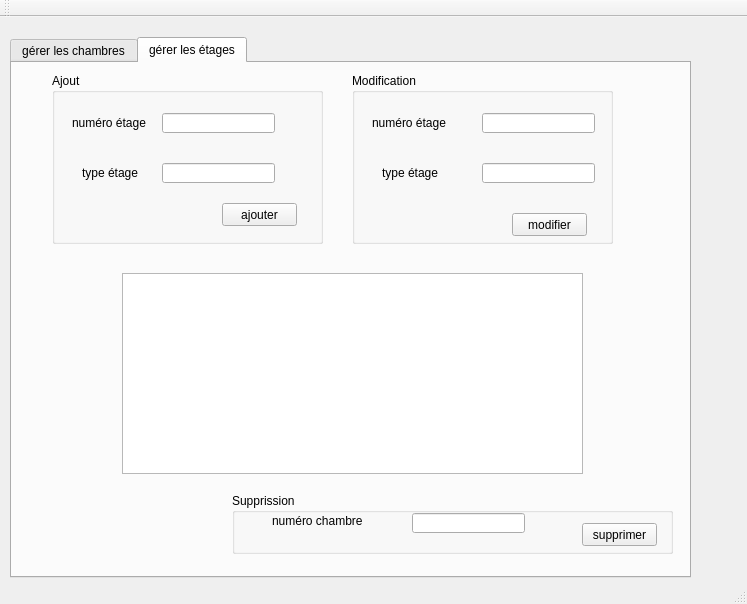
Old version of the form mainwindow.ui in the repository naouelboughattas/Smart_parental_Monitoring_2A17.
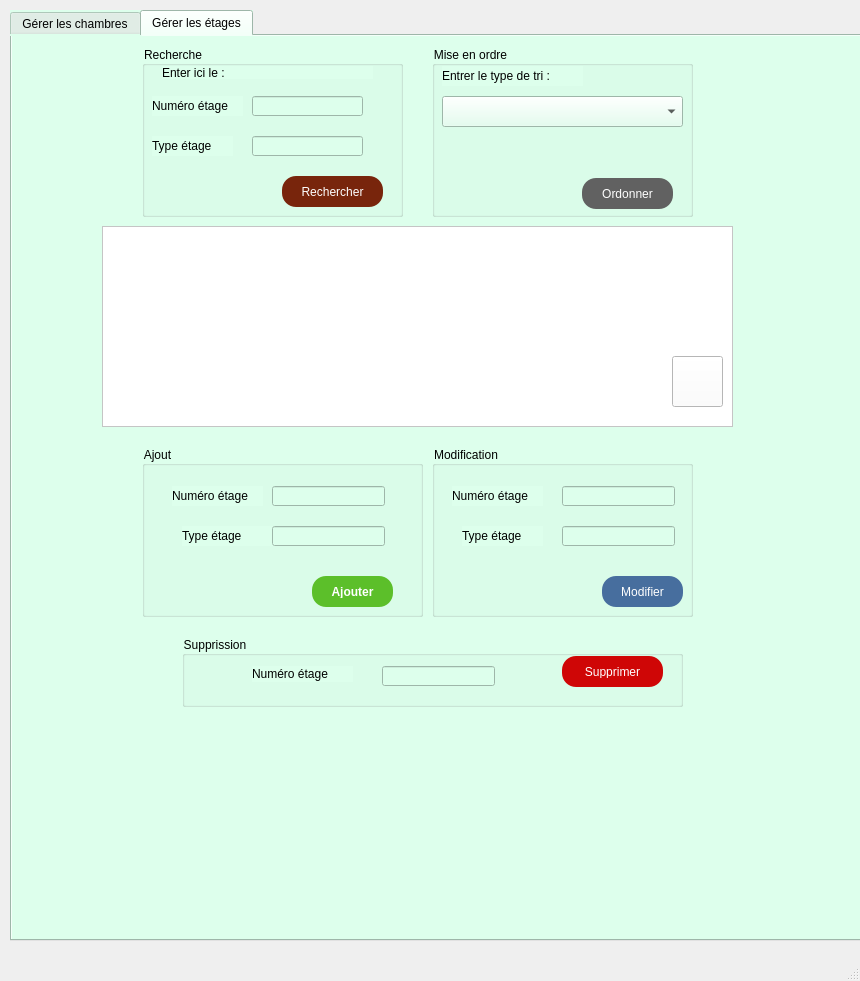
New version of the form. Icons and pictures are not drawn.

Diff of the .ui file:
```diff
--- a/mainwindow.ui
+++ b/mainwindow.ui
@@ -6,39 +6,56 @@
    <rect>
     <x>0</x>
     <y>0</y>
-    <width>747</width>
-    <height>604</height>
+    <width>860</width>
+    <height>981</height>
    </rect>
   </property>
   <property name="windowTitle">
-   <string>Gestion des Clients</string>
+   <string>MainWindow</string>
   </property>
-  <widget class="QWidget" name="centralWidget">
+  <property name="styleSheet">
+   <string notr="true"/>
+  </property>
+  <widget class="QWidget" name="centralwidget">
+   <property name="autoFillBackground">
+    <bool>false</bool>
+   </property>
+   <property name="styleSheet">
+    <string notr="true">
+
+</string>
+   </property>
    <widget class="QTabWidget" name="tabWidget">
     <property name="geometry">
      <rect>
       <x>10</x>
-      <y>20</y>
-      <width>681</width>
-      <height>541</height>
+      <y>10</y>
+      <width>931</width>
+      <height>931</height>
      </rect>
     </property>
+    <property name="styleSheet">
+     <string notr="true">background-color: rgb(221, 255, 236);</string>
+    </property>
     <property name="currentIndex">
      <number>1</number>
     </property>
     <widget class="QWidget" name="tab">
      <attribute name="title">
-      <string>gérer les chambres</string>
+      <string>Gérer les chambres</string>
      </attribute>
      <widget class="QGroupBox" name="groupBox">
       <property name="geometry">
        <rect>
-        <x>10</x>
-        <y>20</y>
+        <x>130</x>
+        <y>420</y>
         <width>271</width>
         <height>171</height>
        </rect>
       </property>
+      <property name="styleSheet">
+       <string notr="true"/>
+      </property>
       <property name="title">
        <string>Ajout  </string>
       </property>
@@ -52,7 +69,7 @@
         </rect>
        </property>
        <property name="text">
-        <string>numéro chambre</string>
+        <string>Numéro Chambre</string>
        </property>
       </widget>
       <widget class="QLabel" name="label_2">
@@ -65,7 +82,7 @@
         </rect>
        </property>
        <property name="text">
-        <string>nom chambre</string>
+        <string>Nom Chambre</string>
        </property>
       </widget>
       <widget class="QLineEdit" name="le_num">
@@ -91,22 +108,43 @@
       <widget class="QPushButton" name="pb_ajouter">
        <property name="geometry">
         <rect>
-         <x>170</x>
+         <x>180</x>
          <y>130</y>
-         <width>75</width>
-         <height>23</height>
+         <width>81</width>
+         <height>31</height>
         </rect>
        </property>
+       <property name="styleSheet">
+        <string notr="true">	background:linear-gradient(to bottom, #44c767 5%, #5cbf2a 100%);
+	background-color:#44c767;
+	border-radius:14px;
+	border:0px solid #18ab29;
+	display:inline-block;
+	cursor:pointer;
+	color:#ffffff;
+	font-family:Arial;
+	font-size:12px;
+	font-weight:bold;
+	padding:9px 19px;
+	text-decoration:none;
+	text-shadow:0px 1px 10px #2f6627;
+	background:linear-gradient(to bottom, #5cbf2a 5%, #44c767 100%);
+	background-color:#5cbf2a;
+	position:relative;
+	top:0px;
+
+</string>
+       </property>
        <property name="text">
-        <string>ajouter</string>
+        <string>Ajouter</string>
        </property>
       </widget>
      </widget>
      <widget class="QGroupBox" name="groupBox_2">
       <property name="geometry">
        <rect>
-        <x>310</x>
-        <y>20</y>
+        <x>410</x>
+        <y>420</y>
         <width>261</width>
         <height>171</height>
        </rect>
@@ -124,25 +162,12 @@
         </rect>
        </property>
       </widget>
-      <widget class="QPushButton" name="modifier">
-       <property name="geometry">
-        <rect>
-         <x>160</x>
-         <y>140</y>
-         <width>75</width>
-         <height>23</height>
-        </rect>
-       </property>
-       <property name="text">
-        <string>modifier</string>
-       </property>
-      </widget>
       <widget class="QLineEdit" name="le_nom2">
        <property name="geometry">
         <rect>
-         <x>130</x>
+         <x>132</x>
          <y>90</y>
-         <width>113</width>
+         <width>111</width>
          <height>20</height>
         </rect>
        </property>
@@ -183,7 +208,7 @@
         </rect>
        </property>
        <property name="text">
-        <string>numéro chambre</string>
+        <string>Numéro Chambre</string>
        </property>
       </widget>
       <widget class="QLabel" name="label_8">
@@ -196,40 +221,78 @@
         </rect>
        </property>
        <property name="text">
-        <string>nom chambre</string>
+        <string>Nom Chambre</string>
+       </property>
+      </widget>
+      <widget class="QPushButton" name="modifier">
+       <property name="geometry">
+        <rect>
+         <x>170</x>
+         <y>130</y>
+         <width>81</width>
+         <height>31</height>
+        </rect>
+       </property>
+       <property name="styleSheet">
+        <string notr="true">box-shadow: 0px 1px 16px -49px #9fb4f2;
+	background:linear-gradient(to bottom, #7892c2 5%, #476e9e 100%);
+	background-color:#7892c2;
+	border-radius:14px;
+	border:0px solid #4e6096;
+	display:inline-block;
+	cursor:pointer;
+	color:#ffffff;
+	font-family:Arial;
+	font-size:12px;
+font-weight:blod;
+	padding:9px 19px;
+	text-decoration:none;
+	text-shadow:0px 1px 10px #283966;
+
+	background:linear-gradient(to bottom, #476e9e 5%, #44c767 100%);
+	background-color:#476e9e;
+
+	position:relative;
+	top:0px;</string>
+       </property>
+       <property name="text">
+        <string>Modifier</string>
        </property>
       </widget>
      </widget>
      <widget class="QGroupBox" name="groupBox_3">
       <property name="geometry">
        <rect>
-        <x>190</x>
-        <y>440</y>
-        <width>441</width>
+        <x>170</x>
+        <y>610</y>
+        <width>471</width>
         <height>61</height>
        </rect>
       </property>
+      <property name="styleSheet">
+       <string notr="true"/>
+      </property>
       <property name="title">
        <string>Supprission</string>
       </property>
-      <widget class="QLabel" name="label_10">
+      <widget class="QLabel" name="label_14">
        <property name="geometry">
         <rect>
-         <x>40</x>
-         <y>20</y>
+         <x>30</x>
+         <y>30</y>
          <width>101</width>
          <height>16</height>
         </rect>
        </property>
        <property name="text">
-        <string>numéro chambre</string>
+        <string>Numéro Chambre</string>
        </property>
       </widget>
       <widget class="QLineEdit" name="num">
        <property name="geometry">
         <rect>
          <x>180</x>
-         <y>20</y>
+         <y>30</y>
          <width>113</width>
          <height>20</height>
         </rect>
@@ -238,196 +301,348 @@
       <widget class="QPushButton" name="suprrimer">
        <property name="geometry">
         <rect>
-         <x>350</x>
-         <y>30</y>
-         <width>75</width>
-         <height>23</height>
+         <x>360</x>
+         <y>20</y>
+         <width>101</width>
+         <height>31</height>
         </rect>
        </property>
+       <property name="styleSheet">
+        <string notr="true">box-shadow: 0px 1px 16px -49px #667580;
+	background:linear-gradient(to bottom, #7892c2 5%, #667580 100%);
+	background-color:#7892c2;
+	border-radius:14px;
+	border:0px solid #4e6096;
+	display:inline-block;
+	cursor:pointer;
+	color:#ffffff;
+	font-family:Arial;
+	font-size:12px;
+font-weight:blod;
+	padding:9px 19px;
+	text-decoration:none;
+	text-shadow:0px 1px 10px #283966;
+
+	background:linear-gradient(to bottom, #476e9e 5%, #667580 100%);
+	background-color:#cf0606;
+
+	position:relative;
+	top:0px;</string>
+       </property>
        <property name="text">
-        <string>supprimer</string>
+        <string>Supprimer</string>
        </property>
       </widget>
      </widget>
      <widget class="QTableView" name="tableView">
       <property name="geometry">
        <rect>
-        <x>80</x>
-        <y>220</y>
-        <width>461</width>
-        <height>201</height>
+        <x>90</x>
+        <y>190</y>
+        <width>621</width>
+        <height>211</height>
        </rect>
+      </property>
+      <property name="styleSheet">
+       <string notr="true">background-color: rgb(255, 255, 255);</string>
+      </property>
+     </widget>
+     <widget class="QGroupBox" name="groupBox_10">
+      <property name="geometry">
+       <rect>
+        <x>420</x>
+        <y>10</y>
+        <width>261</width>
+        <height>171</height>
+       </rect>
+      </property>
+      <property name="styleSheet">
+       <string notr="true">border-color: rgb(0, 0, 0);</string>
+      </property>
+      <property name="title">
+       <string>Mise en ordre</string>
+      </property>
+      <widget class="QLabel" name="label_34">
+       <property name="geometry">
+        <rect>
+         <x>10</x>
+         <y>20</y>
+         <width>141</width>
+         <height>20</height>
+        </rect>
+       </property>
+       <property name="text">
+        <string>Entrer le type de tri : </string>
+       </property>
+      </widget>
+      <widget class="QComboBox" name="comboBox">
+       <property name="geometry">
+        <rect>
+         <x>10</x>
+         <y>50</y>
+         <width>241</width>
+         <height>31</height>
+        </rect>
+       </property>
+       <property name="styleSheet">
+        <string notr="true">background-color: rgb(255, 255, 255);</string>
+       </property>
+      </widget>
+      <widget class="QPushButton" name="pushButton_sort">
+       <property name="geometry">
+        <rect>
+         <x>150</x>
+         <y>132</y>
+         <width>91</width>
+         <height>31</height>
+        </rect>
+       </property>
+       <property name="styleSheet">
+        <string notr="true">box-shadow: 0px 1px 16px -49px #667580;
+	background:linear-gradient(to bottom, #7892c2 5%, #667580 100%);
+	background-color:#7892c2;
+	border-radius:14px;
+	border:0px solid #4e6096;
+	display:inline-block;
+	cursor:pointer;
+	color:#ffffff;
+	font-family:Arial;
+	font-size:12px;
+font-weight:blod;
+	padding:9px 19px;
+	text-decoration:none;
+	text-shadow:0px 1px 10px #283966;
+
+	background:linear-gradient(to bottom, #476e9e 5%, #667580 100%);
+	background-color:#616161;
+
+	position:relative;
+	top:0px;</string>
+       </property>
+       <property name="text">
+        <string>Ordonner</string>
+       </property>
+      </widget>
+     </widget>
+     <widget class="QGroupBox" name="groupBox_11">
+      <property name="geometry">
+       <rect>
+        <x>130</x>
+        <y>10</y>
+        <width>261</width>
+        <height>171</height>
+       </rect>
+      </property>
+      <property name="styleSheet">
+       <string notr="true"/>
+      </property>
+      <property name="title">
+       <string>Recherche</string>
+      </property>
+      <widget class="QLineEdit" name="lineEdit_search_num">
+       <property name="geometry">
+        <rect>
+         <x>110</x>
+         <y>50</y>
+         <width>131</width>
+         <height>20</height>
+        </rect>
+       </property>
+       <property name="styleSheet">
+        <string notr="true"/>
+       </property>
+      </widget>
+      <widget class="QLineEdit" name="lineEdit_search_nom">
+       <property name="geometry">
+        <rect>
+         <x>110</x>
+         <y>90</y>
+         <width>131</width>
+         <height>20</height>
+        </rect>
+       </property>
+       <property name="styleSheet">
+        <string notr="true"/>
+       </property>
+      </widget>
+      <widget class="QPushButton" name="pushButton_search">
+       <property name="geometry">
+        <rect>
+         <x>140</x>
+         <y>130</y>
+         <width>101</width>
+         <height>31</height>
+        </rect>
+       </property>
+       <property name="styleSheet">
+        <string notr="true">box-shadow: 0px 1px 16px -49px #667580;
+	background:linear-gradient(to bottom, #7892c2 5%, #667580 100%);
+	background-color:#7892c2;
+	border-radius:14px;
+	border:0px solid #4e6096;
+	display:inline-block;
+	cursor:pointer;
+	color:#ffffff;
+	font-family:Arial;
+	font-size:12px;
+font-weight:blod;
+	padding:9px 19px;
+	text-decoration:none;
+	text-shadow:0px 1px 10px #283966;
+
+	background:linear-gradient(to bottom, #476e9e 5%, #667580 100%);
+	background-color:#78250c;
+
+	position:relative;
+	top:0px;</string>
+       </property>
+       <property name="text">
+        <string>Rechercher</string>
+       </property>
+      </widget>
+      <widget class="QLabel" name="label_35">
+       <property name="geometry">
+        <rect>
+         <x>10</x>
+         <y>50</y>
+         <width>91</width>
+         <height>20</height>
+        </rect>
+       </property>
+       <property name="text">
+        <string>Numéro Chambre</string>
+       </property>
+      </widget>
+      <widget class="QLabel" name="label_36">
+       <property name="geometry">
+        <rect>
+         <x>10</x>
+         <y>90</y>
+         <width>91</width>
+         <height>20</height>
+        </rect>
+       </property>
+       <property name="text">
+        <string>Nom Chambre</string>
+       </property>
+      </widget>
+      <widget class="QLabel" name="label_37">
+       <property name="geometry">
+        <rect>
+         <x>30</x>
+         <y>20</y>
+         <width>211</width>
+         <height>13</height>
+        </rect>
+       </property>
+       <property name="text">
+        <string>Enter ici le : </string>
+       </property>
+      </widget>
+     </widget>
+     <widget class="QPushButton" name="pushButton_3">
+      <property name="geometry">
+       <rect>
+        <x>640</x>
+        <y>330</y>
+        <width>51</width>
+        <height>51</height>
+       </rect>
+      </property>
+      <property name="styleSheet">
+       <string notr="true"> background-image: url(C:/Users/lenovo/Downloads/file_pdf_download_icon-icons.com_68954.png);
+color: rgb(255, 255, 255);background-color: rgb(255, 255, 255);</string>
+      </property>
+      <property name="text">
+       <string/>
       </property>
      </widget>
     </widget>
     <widget class="QWidget" name="tab_2">
      <attribute name="title">
-      <string>gérer les étages</string>
+      <string>Gérer les étages</string>
      </attribute>
-     <widget class="QGroupBox" name="groupBox_4">
-      <property name="geometry">
-       <rect>
-        <x>340</x>
-        <y>10</y>
-        <width>261</width>
-        <height>171</height>
-       </rect>
-      </property>
-      <property name="title">
-       <string>Modification</string>
-      </property>
-      <widget class="QLineEdit" name="le_num2_2">
-       <property name="geometry">
-        <rect>
-         <x>130</x>
-         <y>40</y>
-         <width>113</width>
-         <height>20</height>
-        </rect>
-       </property>
-      </widget>
-      <widget class="QPushButton" name="modifier_2">
-       <property name="geometry">
-        <rect>
-         <x>160</x>
-         <y>140</y>
-         <width>75</width>
-         <height>23</height>
-        </rect>
-       </property>
-       <property name="text">
-        <string>modifier</string>
-       </property>
-      </widget>
-      <widget class="QLineEdit" name="le_type2_2">
-       <property name="geometry">
-        <rect>
-         <x>130</x>
-         <y>90</y>
-         <width>113</width>
-         <height>20</height>
-        </rect>
-       </property>
-      </widget>
-      <widget class="QLabel" name="label_11">
-       <property name="geometry">
-        <rect>
-         <x>-140</x>
-         <y>40</y>
-         <width>101</width>
-         <height>16</height>
-        </rect>
-       </property>
-       <property name="text">
-        <string>numéro chambre</string>
-       </property>
-      </widget>
-      <widget class="QLabel" name="label_12">
-       <property name="geometry">
-        <rect>
-         <x>-130</x>
-         <y>90</y>
-         <width>101</width>
-         <height>16</height>
-        </rect>
-       </property>
-       <property name="text">
-        <string>nom chambre</string>
-       </property>
-      </widget>
-      <widget class="QLabel" name="label_13">
-       <property name="geometry">
-        <rect>
-         <x>20</x>
-         <y>40</y>
-         <width>91</width>
-         <height>20</height>
-        </rect>
-       </property>
-       <property name="text">
-        <string>numéro étage</string>
-       </property>
-      </widget>
-      <widget class="QLabel" name="label_14">
-       <property name="geometry">
-        <rect>
-         <x>30</x>
-         <y>90</y>
-         <width>101</width>
-         <height>20</height>
-        </rect>
-       </property>
-       <property name="text">
-        <string>type étage</string>
-       </property>
-      </widget>
-     </widget>
-     <widget class="QTableView" name="tableView_2">
-      <property name="geometry">
-       <rect>
-        <x>110</x>
-        <y>210</y>
-        <width>461</width>
-        <height>201</height>
-       </rect>
-      </property>
-     </widget>
      <widget class="QGroupBox" name="groupBox_5">
       <property name="geometry">
        <rect>
-        <x>40</x>
-        <y>10</y>
-        <width>271</width>
+        <x>130</x>
+        <y>410</y>
+        <width>281</width>
         <height>171</height>
        </rect>
       </property>
+      <property name="autoFillBackground">
+       <bool>false</bool>
+      </property>
+      <property name="styleSheet">
+       <string notr="true"/>
+      </property>
       <property name="title">
-       <string>Ajout  </string>
+       <string>Ajout</string>
       </property>
       <widget class="QLabel" name="label_3">
        <property name="geometry">
         <rect>
-         <x>20</x>
+         <x>30</x>
          <y>40</y>
          <width>91</width>
          <height>20</height>
         </rect>
        </property>
        <property name="text">
-        <string>numéro étage</string>
+        <string>Numéro étage</string>
        </property>
       </widget>
       <widget class="QLabel" name="label_4">
        <property name="geometry">
         <rect>
-         <x>30</x>
-         <y>90</y>
+         <x>40</x>
+         <y>80</y>
          <width>101</width>
          <height>20</height>
         </rect>
        </property>
        <property name="text">
-        <string>type étage</string>
+        <string>Type étage</string>
        </property>
       </widget>
       <widget class="QLineEdit" name="le_num_2">
        <property name="geometry">
         <rect>
-         <x>110</x>
+         <x>130</x>
          <y>40</y>
          <width>113</width>
          <height>20</height>
         </rect>
        </property>
+       <property name="text">
+        <string/>
+       </property>
       </widget>
       <widget class="QLineEdit" name="le_type_2">
        <property name="geometry">
         <rect>
-         <x>110</x>
-         <y>90</y>
+         <x>130</x>
+         <y>80</y>
          <width>113</width>
          <height>20</height>
         </rect>
+       </property>
+       <property name="text">
+        <string/>
+       </property>
+      </widget>
+      <widget class="QLabel" name="label_11">
+       <property name="geometry">
+        <rect>
+         <x>520</x>
+         <y>290</y>
+         <width>101</width>
+         <height>20</height>
+        </rect>
+       </property>
+       <property name="text">
+        <string>type étage</string>
        </property>
       </widget>
       <widget class="QPushButton" name="pb_ajouter_2">
@@ -435,45 +650,223 @@
         <rect>
          <x>170</x>
          <y>130</y>
-         <width>75</width>
-         <height>23</height>
+         <width>81</width>
+         <height>31</height>
         </rect>
        </property>
+       <property name="styleSheet">
+        <string notr="true">	background:linear-gradient(to bottom, #44c767 5%, #5cbf2a 100%);
+	background-color:#44c767;
+	border-radius:14px;
+	border:0px solid #18ab29;
+	display:inline-block;
+	cursor:pointer;
+	color:#ffffff;
+	font-family:Arial;
+	font-size:12px;
+	font-weight:bold;
+	padding:9px 19px;
+	text-decoration:none;
+	text-shadow:0px 1px 10px #2f6627;
+	background:linear-gradient(to bottom, #5cbf2a 5%, #44c767 100%);
+	background-color:#5cbf2a;
+	position:relative;
+	top:0px;
+
+</string>
+       </property>
        <property name="text">
-        <string>ajouter</string>
+        <string>Ajouter</string>
        </property>
       </widget>
      </widget>
-     <widget class="QGroupBox" name="groupBox_6">
+     <widget class="QGroupBox" name="groupBox_4">
       <property name="geometry">
        <rect>
-        <x>220</x>
-        <y>430</y>
-        <width>441</width>
-        <height>61</height>
+        <x>420</x>
+        <y>410</y>
+        <width>261</width>
+        <height>171</height>
        </rect>
       </property>
+      <property name="styleSheet">
+       <string notr="true"/>
+      </property>
       <property name="title">
-       <string>Supprission</string>
+       <string>Modification</string>
       </property>
+      <widget class="QLineEdit" name="le_num2_2">
+       <property name="geometry">
+        <rect>
+         <x>130</x>
+         <y>40</y>
+         <width>113</width>
+         <height>20</height>
+        </rect>
+       </property>
+      </widget>
+      <widget class="QPushButton" name="modifier_2">
+       <property name="geometry">
+        <rect>
+         <x>170</x>
+         <y>130</y>
+         <width>81</width>
+         <height>31</height>
+        </rect>
+       </property>
+       <property name="styleSheet">
+        <string notr="true">box-shadow: 0px 1px 16px -49px #9fb4f2;
+	background:linear-gradient(to bottom, #7892c2 5%, #476e9e 100%);
+	background-color:#7892c2;
+	border-radius:14px;
+	border:0px solid #4e6096;
+	display:inline-block;
+	cursor:pointer;
+	color:#ffffff;
+	font-family:Arial;
+	font-size:12px;
+font-weight:blod;
+	padding:9px 19px;
+	text-decoration:none;
+	text-shadow:0px 1px 10px #283966;
+
+	background:linear-gradient(to bottom, #476e9e 5%, #44c767 100%);
+	background-color:#476e9e;
+
+	position:relative;
+	top:0px;</string>
+       </property>
+       <property name="text">
+        <string>Modifier</string>
+       </property>
+      </widget>
+      <widget class="QLineEdit" name="le_type2_2">
+       <property name="geometry">
+        <rect>
+         <x>130</x>
+         <y>80</y>
+         <width>113</width>
+         <height>20</height>
+        </rect>
+       </property>
+      </widget>
       <widget class="QLabel" name="label_15">
        <property name="geometry">
         <rect>
-         <x>40</x>
-         <y>20</y>
+         <x>-140</x>
+         <y>40</y>
          <width>101</width>
          <height>16</height>
         </rect>
        </property>
        <property name="text">
         <string>numéro chambre</string>
+       </property>
+      </widget>
+      <widget class="QLabel" name="label_16">
+       <property name="geometry">
+        <rect>
+         <x>-130</x>
+         <y>90</y>
+         <width>101</width>
+         <height>16</height>
+        </rect>
+       </property>
+       <property name="text">
+        <string>nom chambre</string>
+       </property>
+      </widget>
+      <widget class="QLabel" name="label_17">
+       <property name="geometry">
+        <rect>
+         <x>20</x>
+         <y>40</y>
+         <width>91</width>
+         <height>20</height>
+        </rect>
+       </property>
+       <property name="text">
+        <string>Numéro étage</string>
+       </property>
+      </widget>
+      <widget class="QLabel" name="label_18">
+       <property name="geometry">
+        <rect>
+         <x>30</x>
+         <y>80</y>
+         <width>81</width>
+         <height>20</height>
+        </rect>
+       </property>
+       <property name="text">
+        <string>Type étage</string>
+       </property>
+      </widget>
+     </widget>
+     <widget class="QTableView" name="tableView_2">
+      <property name="geometry">
+       <rect>
+        <x>90</x>
+        <y>190</y>
+        <width>631</width>
+        <height>201</height>
+       </rect>
+      </property>
+      <property name="styleSheet">
+       <string notr="true">background-color: rgb(255, 255, 255);</string>
+      </property>
+     </widget>
+     <widget class="QPushButton" name="pushButton_4">
+      <property name="geometry">
+       <rect>
+        <x>660</x>
+        <y>320</y>
+        <width>51</width>
+        <height>51</height>
+       </rect>
+      </property>
+      <property name="styleSheet">
+       <string notr="true"> background-image: url(C:/Users/lenovo/Downloads/file_pdf_download_icon-icons.com_68954.png);
+color: rgb(255, 255, 255);
+background-color: rgb(255, 255, 255);</string>
+      </property>
+      <property name="text">
+       <string/>
+      </property>
+     </widget>
+     <widget class="QGroupBox" name="groupBox_6">
+      <property name="geometry">
+       <rect>
+        <x>170</x>
+        <y>600</y>
+        <width>501</width>
+        <height>71</height>
+       </rect>
+      </property>
+      <property name="styleSheet">
+       <string notr="true"/>
+      </property>
+      <property name="title">
+       <string>Supprission</string>
+      </property>
+      <widget class="QLabel" name="label_19">
+       <property name="geometry">
+        <rect>
+         <x>70</x>
+         <y>30</y>
+         <width>101</width>
+         <height>16</height>
+        </rect>
+       </property>
+       <property name="text">
+        <string>Numéro étage</string>
        </property>
       </widget>
       <widget class="QLineEdit" name="num_2">
        <property name="geometry">
         <rect>
-         <x>180</x>
-         <y>20</y>
+         <x>200</x>
+         <y>30</y>
          <width>113</width>
          <height>20</height>
         </rect>
@@ -482,41 +875,241 @@
       <widget class="QPushButton" name="suprrimer_2">
        <property name="geometry">
         <rect>
-         <x>350</x>
-         <y>30</y>
-         <width>75</width>
-         <height>23</height>
+         <x>380</x>
+         <y>20</y>
+         <width>101</width>
+         <height>31</height>
         </rect>
        </property>
+       <property name="styleSheet">
+        <string notr="true">box-shadow: 0px 1px 16px -49px #667580;
+	background:linear-gradient(to bottom, #7892c2 5%, #667580 100%);
+	background-color:#7892c2;
+	border-radius:14px;
+	border:0px solid #4e6096;
+	display:inline-block;
+	cursor:pointer;
+	color:#ffffff;
+	font-family:Arial;
+	font-size:12px;
+font-weight:blod;
+	padding:9px 19px;
+	text-decoration:none;
+	text-shadow:0px 1px 10px #283966;
+
+	background:linear-gradient(to bottom, #476e9e 5%, #667580 100%);
+	background-color:#cf0606;
+
+	position:relative;
+	top:0px;</string>
+       </property>
        <property name="text">
-        <string>supprimer</string>
+        <string>Supprimer</string>
+       </property>
+      </widget>
+     </widget>
+     <widget class="QGroupBox" name="groupBox_8">
+      <property name="geometry">
+       <rect>
+        <x>420</x>
+        <y>10</y>
+        <width>261</width>
+        <height>171</height>
+       </rect>
+      </property>
+      <property name="title">
+       <string>Mise en ordre</string>
+      </property>
+      <widget class="QLabel" name="label_20">
+       <property name="geometry">
+        <rect>
+         <x>10</x>
+         <y>20</y>
+         <width>141</width>
+         <height>20</height>
+        </rect>
+       </property>
+       <property name="text">
+        <string>Entrer le type de tri : </string>
+       </property>
+      </widget>
+      <widget class="QComboBox" name="comboBox_2">
+       <property name="geometry">
+        <rect>
+         <x>10</x>
+         <y>50</y>
+         <width>241</width>
+         <height>31</height>
+        </rect>
+       </property>
+      </widget>
+      <widget class="QPushButton" name="pushButton_sort_2">
+       <property name="geometry">
+        <rect>
+         <x>150</x>
+         <y>132</y>
+         <width>91</width>
+         <height>31</height>
+        </rect>
+       </property>
+       <property name="styleSheet">
+        <string notr="true">box-shadow: 0px 1px 16px -49px #667580;
+	background:linear-gradient(to bottom, #7892c2 5%, #667580 100%);
+	background-color:#7892c2;
+	border-radius:14px;
+	border:0px solid #4e6096;
+	display:inline-block;
+	cursor:pointer;
+	color:#ffffff;
+	font-family:Arial;
+	font-size:12px;
+font-weight:blod;
+	padding:9px 19px;
+	text-decoration:none;
+	text-shadow:0px 1px 10px #283966;
+
+	background:linear-gradient(to bottom, #476e9e 5%, #667580 100%);
+	background-color:#616161;
+
+	position:relative;
+	top:0px;</string>
+       </property>
+       <property name="text">
+        <string>Ordonner</string>
+       </property>
+      </widget>
+     </widget>
+     <widget class="QGroupBox" name="groupBox_9">
+      <property name="geometry">
+       <rect>
+        <x>130</x>
+        <y>10</y>
+        <width>261</width>
+        <height>171</height>
+       </rect>
+      </property>
+      <property name="styleSheet">
+       <string notr="true"/>
+      </property>
+      <property name="title">
+       <string>Recherche</string>
+      </property>
+      <widget class="QLineEdit" name="lineEdit_search_num_2">
+       <property name="geometry">
+        <rect>
+         <x>110</x>
+         <y>50</y>
+         <width>111</width>
+         <height>20</height>
+        </rect>
+       </property>
+       <property name="styleSheet">
+        <string notr="true"/>
+       </property>
+      </widget>
+      <widget class="QLineEdit" name="lineEdit_search_nom_2">
+       <property name="geometry">
+        <rect>
+         <x>110</x>
+         <y>90</y>
+         <width>111</width>
+         <height>20</height>
+        </rect>
+       </property>
+       <property name="styleSheet">
+        <string notr="true"/>
+       </property>
+      </widget>
+      <widget class="QPushButton" name="pushButton_search_2">
+       <property name="geometry">
+        <rect>
+         <x>140</x>
+         <y>130</y>
+         <width>101</width>
+         <height>31</height>
+        </rect>
+       </property>
+       <property name="styleSheet">
+        <string notr="true">box-shadow: 0px 1px 16px -49px #667580;
+	background:linear-gradient(to bottom, #7892c2 5%, #667580 100%);
+	background-color:#7892c2;
+	border-radius:14px;
+	border:0px solid #4e6096;
+	display:inline-block;
+	cursor:pointer;
+	color:#ffffff;
+	font-family:Arial;
+	font-size:12px;
+font-weight:blod;
+	padding:9px 19px;
+	text-decoration:none;
+	text-shadow:0px 1px 10px #283966;
+
+	background:linear-gradient(to bottom, #476e9e 5%, #667580 100%);
+	background-color:#78250c;
+
+	position:relative;
+	top:0px;</string>
+       </property>
+       <property name="text">
+        <string>Rechercher</string>
+       </property>
+      </widget>
+      <widget class="QLabel" name="label_10">
+       <property name="geometry">
+        <rect>
+         <x>10</x>
+         <y>50</y>
+         <width>91</width>
+         <height>20</height>
+        </rect>
+       </property>
+       <property name="text">
+        <string>Numéro étage</string>
+       </property>
+      </widget>
+      <widget class="QLabel" name="label_12">
+       <property name="geometry">
+        <rect>
+         <x>10</x>
+         <y>90</y>
+         <width>81</width>
+         <height>20</height>
+        </rect>
+       </property>
+       <property name="text">
+        <string>Type étage</string>
+       </property>
+      </widget>
+      <widget class="QLabel" name="label_30">
+       <property name="geometry">
+        <rect>
+         <x>20</x>
+         <y>20</y>
+         <width>211</width>
+         <height>13</height>
+        </rect>
+       </property>
+       <property name="text">
+        <string>Enter ici le : </string>
        </property>
       </widget>
      </widget>
     </widget>
    </widget>
   </widget>
-  <widget class="QMenuBar" name="menuBar">
+  <widget class="QMenuBar" name="menubar">
    <property name="geometry">
     <rect>
      <x>0</x>
      <y>0</y>
-     <width>747</width>
-     <height>22</height>
+     <width>860</width>
+     <height>21</height>
     </rect>
    </property>
   </widget>
-  <widget class="QToolBar" name="mainToolBar">
-   <attribute name="toolBarArea">
-    <enum>TopToolBarArea</enum>
-   </attribute>
-   <attribute name="toolBarBreak">
-    <bool>false</bool>
-   </attribute>
-  </widget>
-  <widget class="QStatusBar" name="statusBar"/>
+  <widget class="QStatusBar" name="statusbar"/>
  </widget>
- <layoutdefault spacing="6" margin="11"/>
  <resources/>
  <connections/>
 </ui>
```
